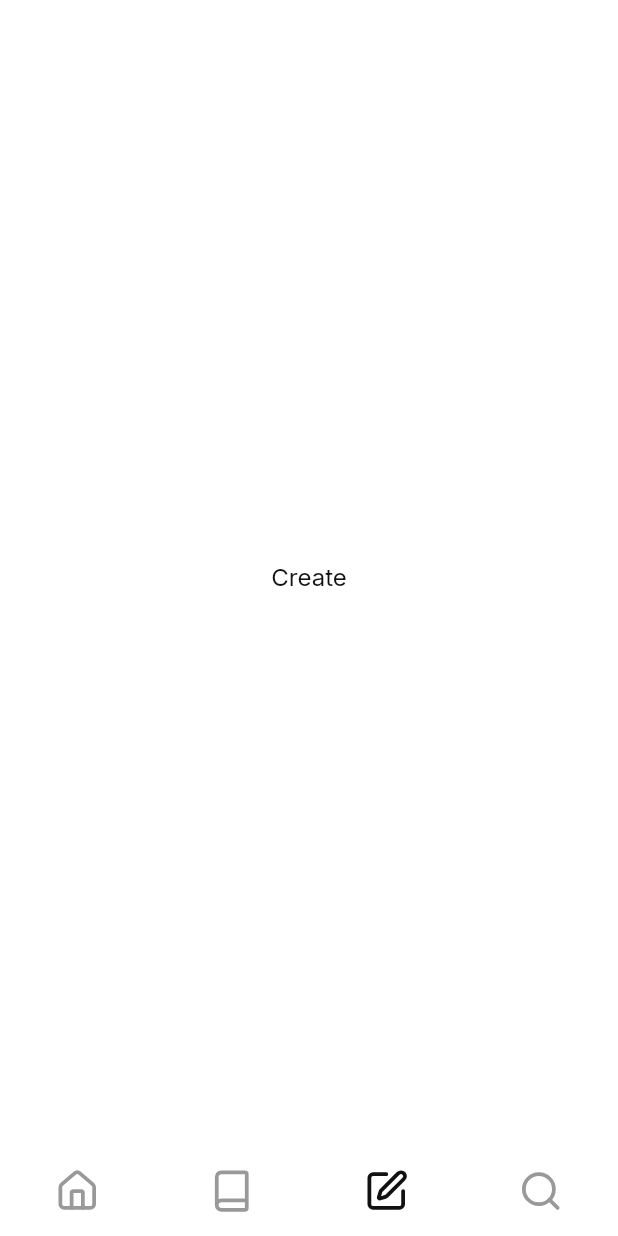
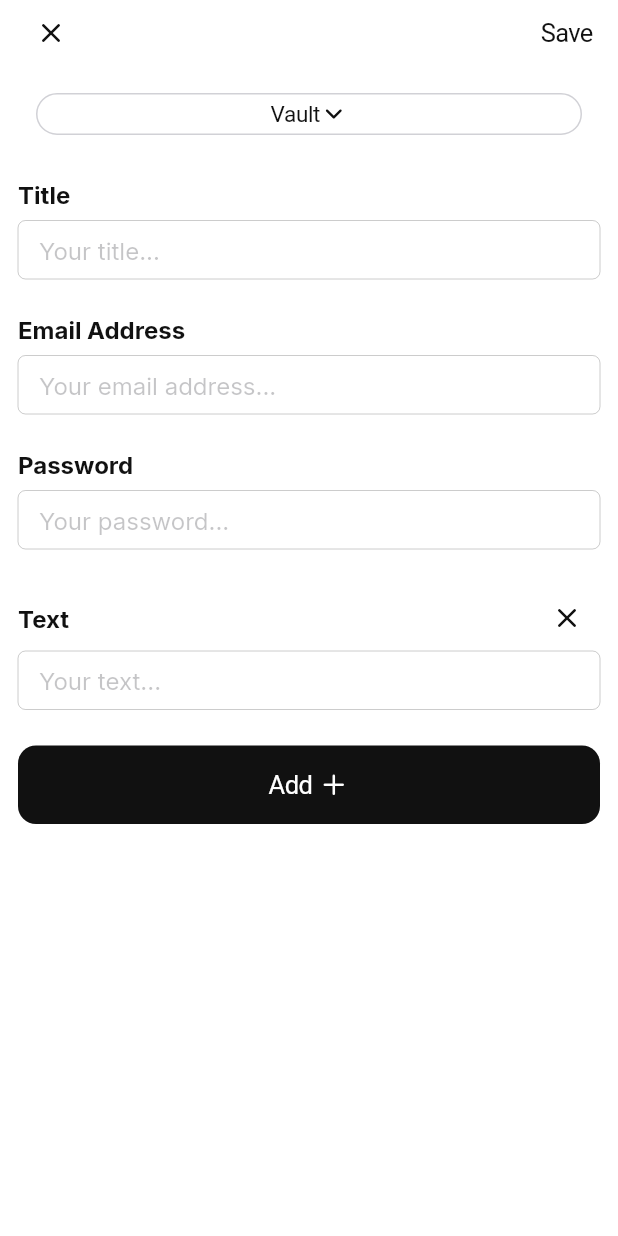
Before and after one commit to abdulraufdev/depass, a Flutter app: the screen it shows after launch, item 3 of the bottom bar chosen, on a phone screen of 412 x 824 dp. Run offline on Flutter 3.47's test engine with Material 3 defaults, Android fonts, the phone set to English and light mode, and no system bars; our stand-ins replace lucide_icons_flutter.

Commit message:
all pages basic done

```diff
--- a/lib/main.dart
+++ b/lib/main.dart
@@ -12,7 +12,9 @@ class MainApp extends StatelessWidget {
   @override
   Widget build(BuildContext context) {
     return CupertinoApp(
+      debugShowCheckedModeBanner: false,
       theme: DepassTheme.themeData,
+      title: 'Depass',
       home: App(),
     );
   }
--- /dev/null
+++ b/lib/views/password/create_password.dart
@@ -0,0 +1,158 @@
+import 'package:depass/views/app.dart';
+import 'package:flutter/cupertino.dart';
+import 'package:lucide_icons_flutter/lucide_icons.dart';
+
+class CreatePasswordScreen extends StatefulWidget {
+  const CreatePasswordScreen({super.key});
+
+  @override
+  State<CreatePasswordScreen> createState() => _CreatePasswordScreenState();
+}
+
+class _CreatePasswordScreenState extends State<CreatePasswordScreen> {
+  @override
+  Widget build(BuildContext context) {
+    return PopScope(
+      canPop: false,
+      child: CupertinoPageScaffold(
+        navigationBar: CupertinoNavigationBar(
+          padding: EdgeInsetsDirectional.symmetric(vertical: 8.0, horizontal: 12.0),
+          leading: CupertinoButton(
+            padding: EdgeInsets.zero,
+            child: Icon(LucideIcons.x, ),
+             onPressed: (){
+              Navigator.of(context).pushReplacement(
+                CupertinoPageRoute(
+                  builder: (context) => const App(),
+                ),
+              );
+            }),
+          trailing: CupertinoButton(onPressed: () {},
+            padding: EdgeInsets.zero,
+              child: Text('Save'),),
+        ),
+        child: Padding(
+          padding: EdgeInsets.all(12.0),
+          child: Column(
+            spacing: 24,
+            children: [
+              CupertinoButton(
+                sizeStyle: CupertinoButtonSize.small,
+                child: Container(
+                  padding: EdgeInsets.symmetric(vertical: 4),
+                  decoration: BoxDecoration(
+                    borderRadius: BorderRadius.circular(100),
+                    border: Border.all(color: CupertinoColors.systemGrey4),
+                  ),
+                  child: Row(
+                    mainAxisAlignment: MainAxisAlignment.center,
+                    children: [Text('Vault'), Icon(LucideIcons.chevronDown)],
+                  ),
+                ),
+                onPressed: () {},
+              ),
+              Column(
+                crossAxisAlignment: CrossAxisAlignment.start,
+                spacing: 8,
+                children: [
+                  Text('Title', style: TextStyle(fontWeight: FontWeight.bold)),
+                  CupertinoTextField(
+                    padding: EdgeInsets.symmetric(horizontal: 14, vertical: 10),
+                    placeholder: "Your title...",
+                  ),
+                ],
+              ),
+              Column(
+                crossAxisAlignment: CrossAxisAlignment.start,
+                spacing: 8,
+                children: [
+                  Text('Email Address', style: TextStyle(fontWeight: FontWeight.bold)),
+                  CupertinoTextField(
+                    padding: EdgeInsets.symmetric(horizontal: 14, vertical: 10),
+                    placeholder: "Your email address...",
+                  ),
+                ],
+              ),
+              Column(
+                crossAxisAlignment: CrossAxisAlignment.start,
+                spacing: 8,
+                children: [
+                  Text('Password', style: TextStyle(fontWeight: FontWeight.bold)),
+                  CupertinoTextField(
+                    padding: EdgeInsets.symmetric(horizontal: 14, vertical: 10),
+                    placeholder: "Your password...",
+                  ),
+                ],
+              ),
+              Column(
+                crossAxisAlignment: CrossAxisAlignment.start,
+                spacing: 0,
+                children: [
+                  Row(
+                    mainAxisAlignment: MainAxisAlignment.spaceBetween,
+                    children: [
+                      Text('Text', style: TextStyle(fontWeight: FontWeight.bold)),
+                      CupertinoButton(padding: EdgeInsets.zero, onPressed: () {},
+                      child: Icon(LucideIcons.x), )
+                    ],
+                  ),
+                  CupertinoTextField(
+                    padding: EdgeInsets.symmetric(horizontal: 14, vertical: 10),
+                    placeholder: "Your text...",
+                  ),
+                ],
+              ),
+              CupertinoButton.filled(child:
+              Row(
+                mainAxisAlignment: MainAxisAlignment.center,
+                spacing: 4,
+                children: [
+                  Text('Add'),
+                  Icon(LucideIcons.plus),
+                ],
+              ), onPressed: (){
+                showCupertinoModalPopup(context: context, builder: (context) {
+                  return CupertinoActionSheet(
+                    title: Text('Add New Item'),
+                    actions: [
+                      CupertinoActionSheetAction(
+                        child: Text('Text'),
+                        onPressed: () {
+                          Navigator.pop(context);
+                        },
+                      ),
+                      CupertinoActionSheetAction(
+                        child: Text('Password'),
+                        onPressed: () {
+                          Navigator.pop(context);
+                        },
+                      ),
+                      CupertinoActionSheetAction(
+                        child: Text('Email Address'),
+                        onPressed: () {
+                          Navigator.pop(context);
+                        },
+                      ),
+                      CupertinoActionSheetAction(
+                        child: Text('Website'),
+                        onPressed: () {
+                          Navigator.pop(context);
+                        },
+                      ),
+                    ],
+                    cancelButton: CupertinoActionSheetAction(
+                      child: Text('Cancel'),
+                      onPressed: () {
+                        Navigator.pop(context);
+                      },
+                    ),
+                  );
+                });
+              })
+            ],
+          ),
+        ),
+      ),
+    );
+  }
+}
--- a/lib/views/password/edit_password.dart
+++ b/lib/views/password/edit_password.dart
@@ -1,5 +1,3 @@
-import 'package:depass/theme/text_theme.dart';
-import 'package:depass/utils/constants.dart';
 import 'package:flutter/cupertino.dart';
 import 'package:lucide_icons_flutter/lucide_icons.dart';
 
@@ -16,6 +14,7 @@ class _EditPasswordScreenState extends State<EditPasswordScreen> {
     return CupertinoPageScaffold(
       navigationBar: CupertinoNavigationBar(
         trailing: CupertinoButton(onPressed: () {},
+        padding: EdgeInsets.zero,
           child: Text('Save'),),
       ),
       child: Padding(
```
Also changed, not shown: lib/views/app.dart (+10 -0 lines), lib/views/home/home_screen.dart (+6 -4 lines), lib/views/options/about_screen.dart (added, +17 -0 lines), lib/views/options/backup_sync.dart (added, +17 -0 lines), lib/views/options/generate_password.dart (added, +84 -0 lines), lib/views/options/restore_screen.dart (added, +22 -0 lines), lib/views/options/security_screen.dart (added, +22 -0 lines), lib/views/options/theme_screen.dart (added, +10 -0 lines), lib/views/vault/create_vault.dart (added, +50 -0 lines), lib/views/vault/edit_vault.dart (added, +58 -0 lines), lib/views/vault/vault_screen.dart (added, +78 -0 lines), lib/widgets/custom_drawer.dart (+33 -9 lines), lib/widgets/custom_list_tile.dart (+6 -9 lines).
